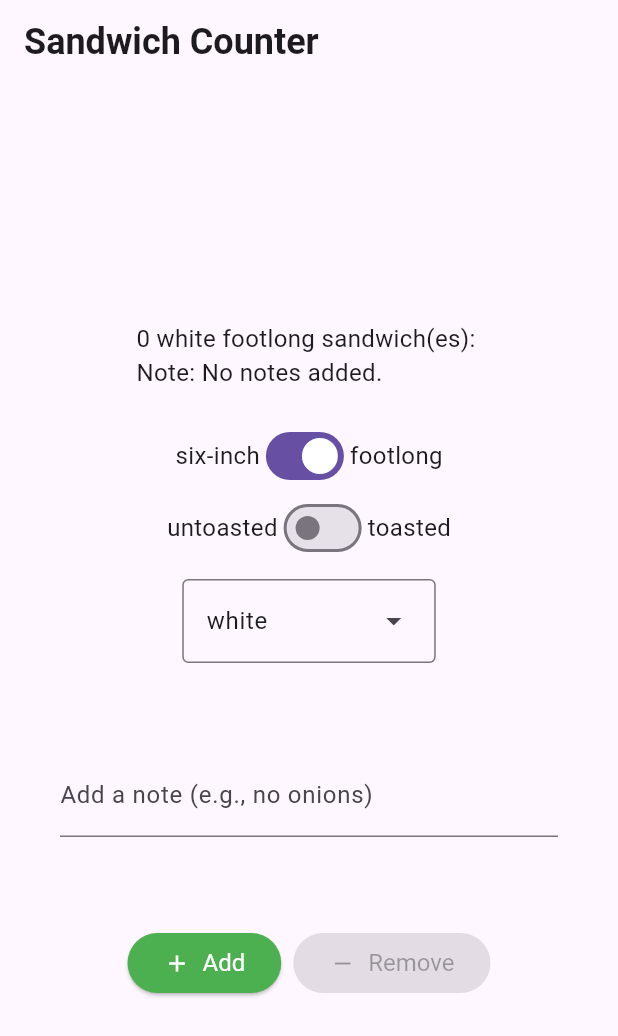
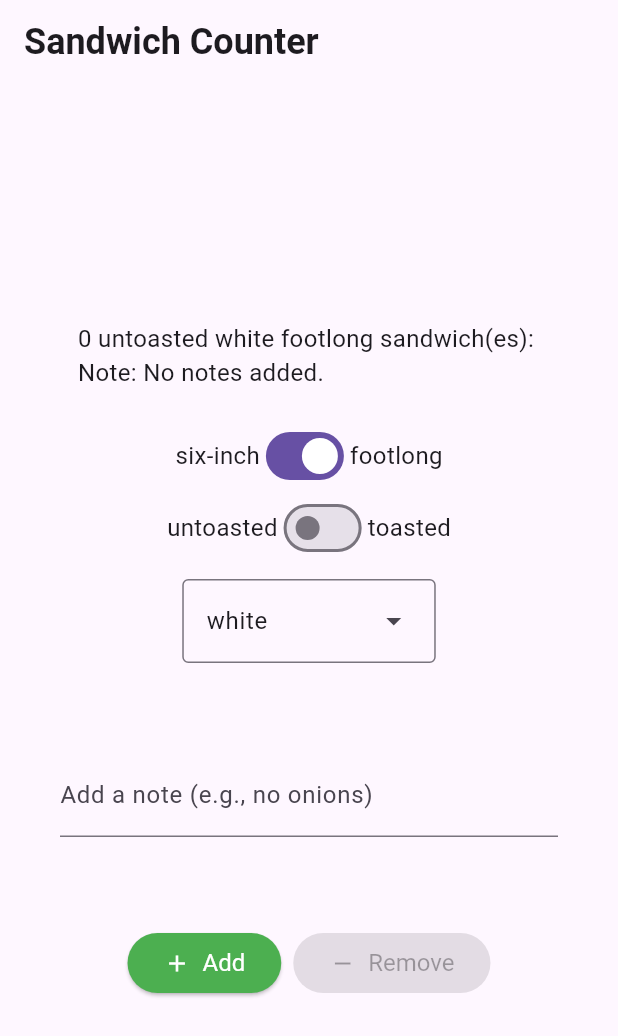
Before and after one commit to WoodhouseA/flutter_application_1, a Flutter app: the screen it shows after launch, on a phone screen of 412 x 824 dp. Shown: the top 1036 px of the screen. Run offline on Flutter 3.47's test engine with Material 3 defaults, Android fonts, the phone set to English and light mode, and no system bars.

Commit message:
Add isToasted property to OrderItemDisplay and update display text accordingly

```diff
--- a/lib/main.dart
+++ b/lib/main.dart
@@ -119,6 +119,7 @@ class _OrderScreenState extends State<OrderScreen> {
               itemType: sandwichType,
               breadType: _selectedBreadType,
               orderNote: noteForDisplay,
+              isToasted: _isToasted,
             ),
             const SizedBox(height: 20),
             Row(
@@ -230,6 +231,7 @@ class OrderItemDisplay extends StatelessWidget {
   final String itemType;
   final BreadType breadType;
   final String orderNote;
+  final bool isToasted;
 
   const OrderItemDisplay({
     super.key,
@@ -237,18 +239,20 @@ class OrderItemDisplay extends StatelessWidget {
     required this.itemType,
     required this.breadType,
     required this.orderNote,
+    required this.isToasted,
   });
 
   @override
   Widget build(BuildContext context) {
     final String breadName = breadType.name;
     final String sandwiches = '🥪' * quantity;
+    final String isToasted = this.isToasted ? 'toasted' : 'untoasted';
 
     return Column(
       mainAxisSize: MainAxisSize.min,
       crossAxisAlignment: CrossAxisAlignment.start,
       children: [
-        Text('$quantity $breadName $itemType sandwich(es): $sandwiches',
+        Text('$quantity $isToasted $breadName $itemType sandwich(es): $sandwiches',
             style: normalText),
         Text('Note: $orderNote', style: normalText),
       ],
```
